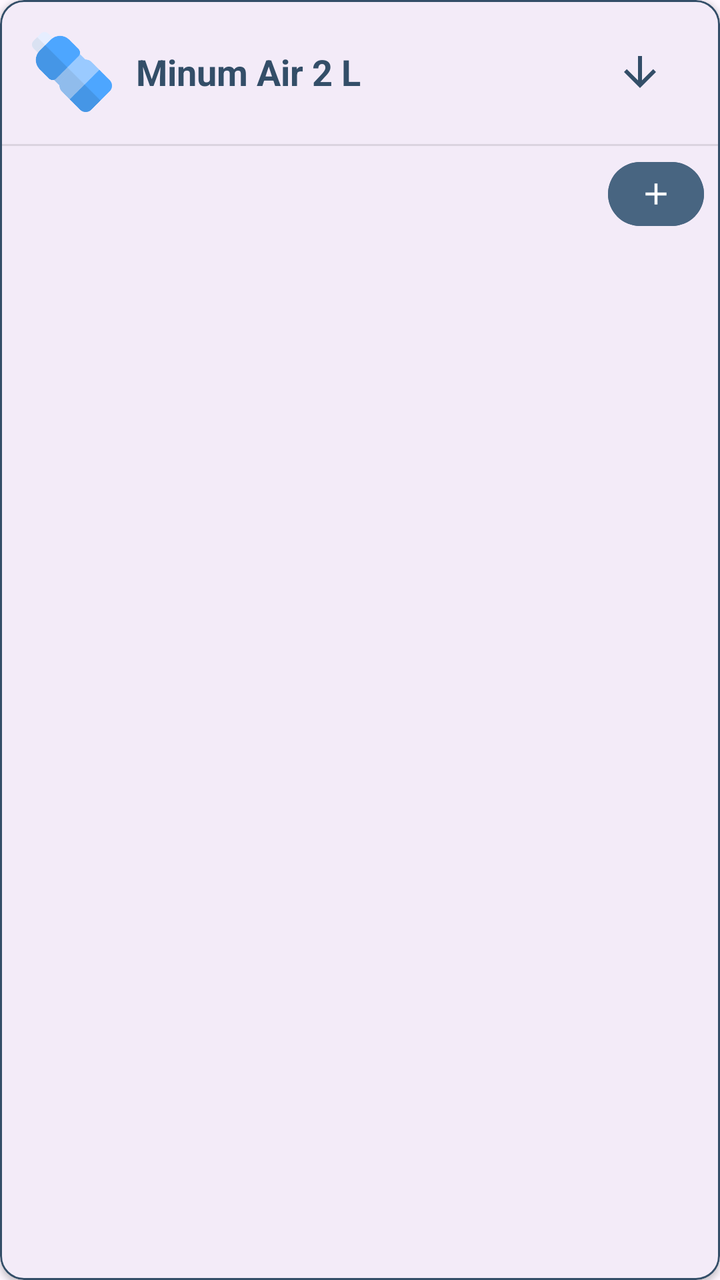
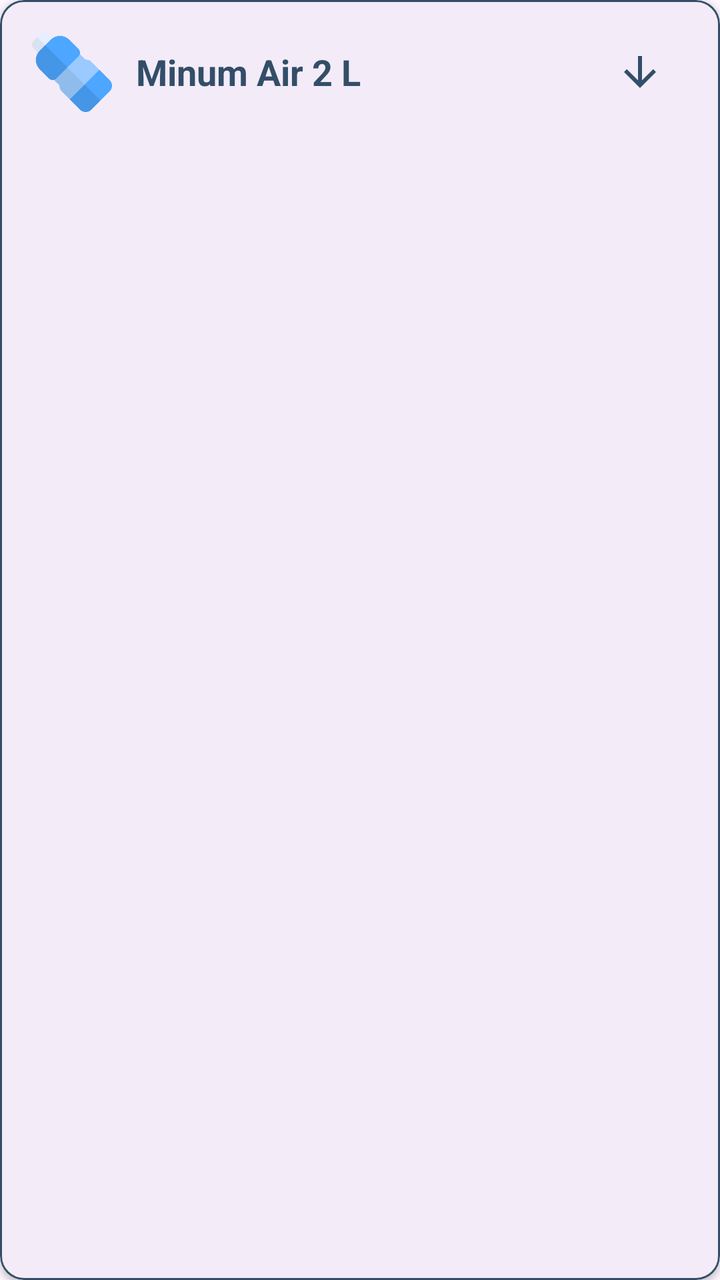

Two renders of the same Android screen: before a commit and after it. Below are the layout's source before the change and the commit's diff.
<!-- AndroidManifest.xml: application theme Theme.Tiasakeun -->
<!-- res/layout/item_activity.xml -->
<?xml version="1.0" encoding="utf-8"?>
<com.google.android.material.card.MaterialCardView
    xmlns:android="http://schemas.android.com/apk/res/android"
    xmlns:app="http://schemas.android.com/apk/res-auto"
    android:layout_width="match_parent"
    android:layout_height="wrap_content"
    android:layout_marginHorizontal="16dp"
    android:layout_marginVertical="8dp"
    app:cardCornerRadius="12dp"
    app:cardElevation="2dp"
    app:strokeWidth="1dp"
    app:strokeColor="@color/primary_text">

    <LinearLayout
        android:layout_width="match_parent"
        android:layout_height="wrap_content"
        android:orientation="vertical">

        <LinearLayout
            android:id="@+id/layoutHeader"
            android:layout_width="match_parent"
            android:layout_height="wrap_content"
            android:orientation="horizontal"
            android:padding="16dp"
            android:gravity="center_vertical"
            android:background="?attr/selectableItemBackground">

            <ImageView
                android:id="@+id/ivMasterIcon"
                android:layout_width="40dp"
                android:layout_height="40dp"
                android:layout_marginEnd="12dp"
                android:src="@drawable/air_putih"/>

            <TextView
                android:id="@+id/tvMasterTitle"
                android:layout_width="0dp"
                android:layout_height="wrap_content"
                android:layout_weight="1"
                android:text="@string/example_activity_text"
                android:textSize="18sp"
                android:textStyle="bold"
                android:textColor="@color/primary_text" />

            <ImageView
                android:id="@+id/ivArrow"
                android:layout_width="24dp"
                android:layout_height="24dp"
                android:layout_marginEnd="12dp"
                android:src="@drawable/outline_arrow_downward_24"
                app:tint="@color/primary_text"/>
        </LinearLayout>

        <LinearLayout
            android:id="@+id/layoutExpandable"
            android:layout_width="match_parent"
            android:layout_height="wrap_content"
            android:orientation="vertical"
            android:visibility="visible">

            <View
                android:layout_width="match_parent"
                android:layout_height="1dp"
                android:background="#1A000000"/>

            <com.google.android.material.button.MaterialButton
                android:id="@+id/btnCreateSubActivity"
                android:layout_margin="8dp"
                android:layout_width="48dp"
                android:layout_height="32dp"
                android:backgroundTint="@color/accent_blue"
                android:layout_gravity="end"
                app:icon="@drawable/outline_add_24"
                app:iconGravity="textStart"
                android:padding="0dp"
                app:iconPadding="0dp"
                android:insetLeft="0dp"
                android:insetRight="0dp"
                android:insetTop="0dp"
                android:insetBottom="0dp"
                />

            <androidx.recyclerview.widget.RecyclerView
                android:id="@+id/rvSubActivities"
                android:layout_width="match_parent"
                android:layout_height="wrap_content"
                android:paddingBottom="8dp"
                android:nestedScrollingEnabled="false"/>
        </LinearLayout>
    </LinearLayout>



</com.google.android.material.card.MaterialCardView>
<!-- resources referenced by this layout -->
<resources>
  <color name="accent_blue">#486581</color>
  <color name="primary_text">#334E68</color>
  <!-- drawable air_putih: png bitmap (drawable, 7312 bytes) -->
  <!-- drawable outline_add_24 (drawable) -->
  <vector xmlns:android="http://schemas.android.com/apk/res/android" android:height="24dp" android:tint="#FFFFFF" android:viewportHeight="960" android:viewportWidth="960" android:width="24dp">
        
      <path android:fillColor="@android:color/white" android:pathData="M440,520L200,520L200,440L440,440L440,200L520,200L520,440L760,440L760,520L520,520L520,760L440,760L440,520Z"/>
      
  </vector>
  <!-- drawable outline_arrow_downward_24 (drawable) -->
  <vector xmlns:android="http://schemas.android.com/apk/res/android" android:height="24dp" android:tint="#FFFFFF" android:viewportHeight="960" android:viewportWidth="960" android:width="24dp">
        
      <path android:fillColor="@android:color/white" android:pathData="M440,160L440,647L216,423L160,480L480,800L800,480L744,423L520,647L520,160L440,160Z"/>
      
  </vector>
  <string name="example_activity_text">Minum Air 2 L</string>
  <style name="Theme.Tiasakeun" parent="Base.Theme.Tiasakeun" />
  <style name="Base.Theme.Tiasakeun" parent="Theme.Material3.DayNight.NoActionBar">
          
          
          <item name="colorOnSecondaryContainer">@color/white</item>
      </style>
  <color name="white">#FFFFFFFF</color>
</resources>

<!-- the commit's change to res/layout/item_activity.xml (unified diff, before → after) -->
@@ -56,7 +56,7 @@
             android:layout_width="match_parent"
             android:layout_height="wrap_content"
             android:orientation="vertical"
-            android:visibility="visible">
+            android:visibility="gone">
 
             <View
                 android:layout_width="match_parent"
